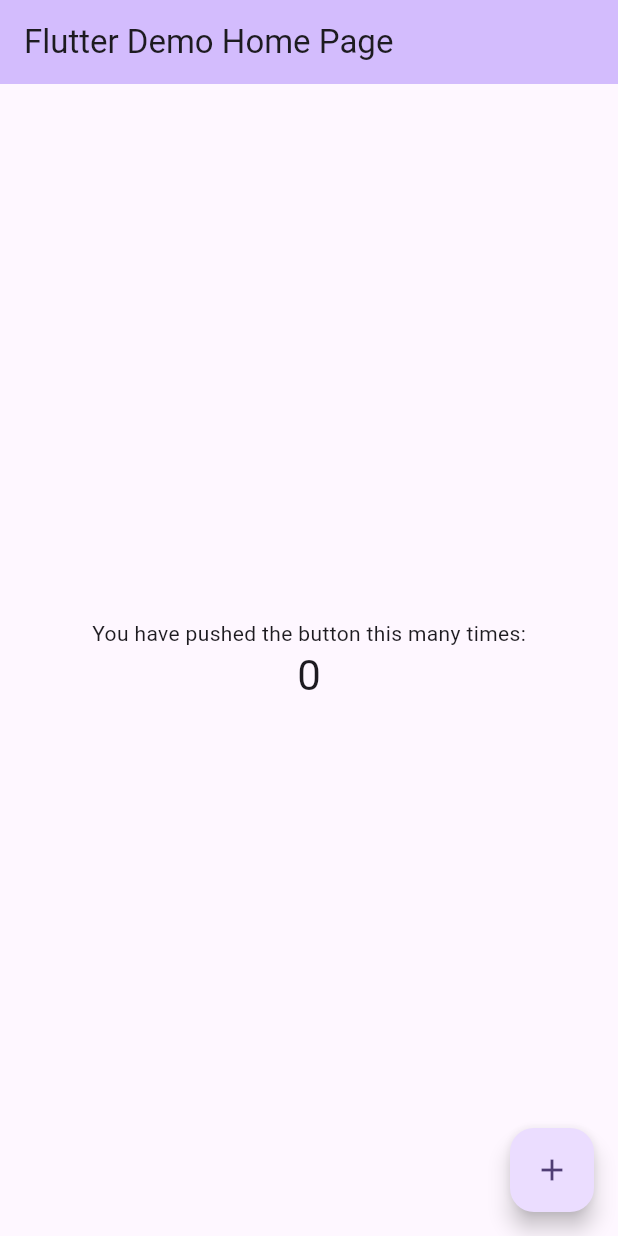
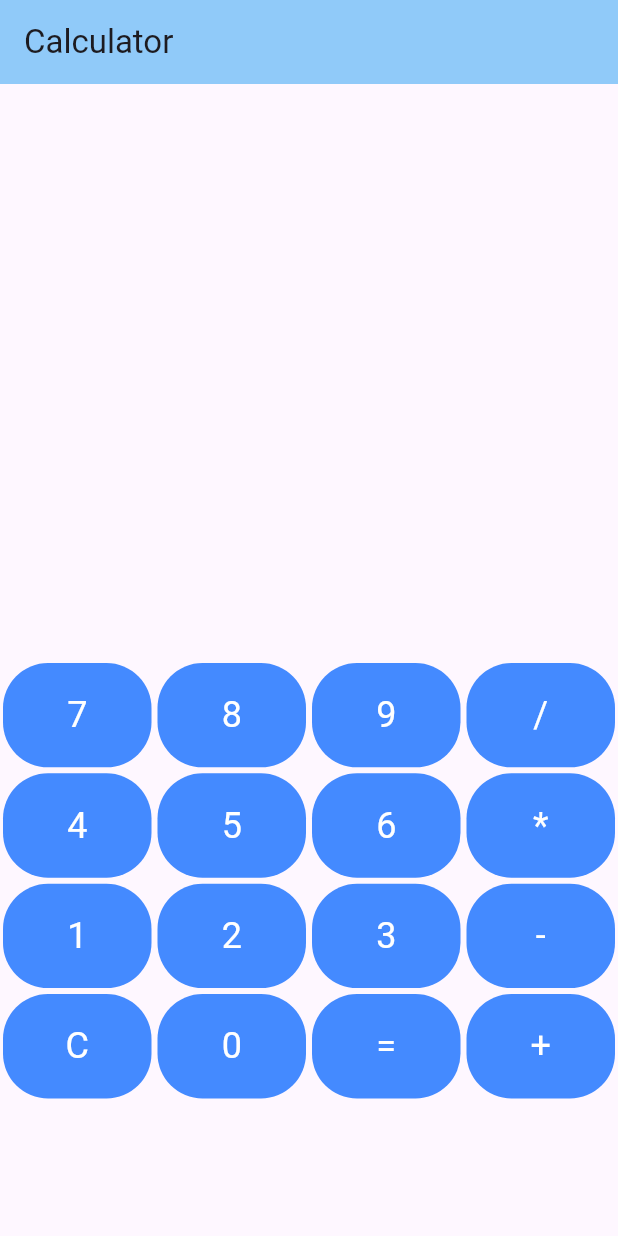
Before and after one commit to karim029/flutter-calculator-app, a Flutter app: the screen it shows after launch, on a phone screen of 412 x 824 dp. Run offline on Flutter 3.47's test engine with Material 3 defaults, Android fonts, the phone set to English and light mode, and no system bars; our stand-ins replace flutter_riverpod, riverpod; missing offline and left inert: expressions.

Commit message:
added design for the calculator screen

```diff
--- a/calculator_app/lib/core/utils/constants.dart
+++ b/calculator_app/lib/core/utils/constants.dart
@@ -0,0 +1,18 @@
+final buttons = [
+  '7',
+  '8',
+  '9',
+  '/',
+  '4',
+  '5',
+  '6',
+  '*',
+  '1',
+  '2',
+  '3',
+  '-',
+  'C',
+  '0',
+  '=',
+  '+'
+];
--- a/calculator_app/lib/main.dart
+++ b/calculator_app/lib/main.dart
@@ -1,7 +1,9 @@
+import 'package:calculator_app/presentation/screens/calculator_screen.dart';
 import 'package:flutter/material.dart';
+import 'package:flutter_riverpod/flutter_riverpod.dart';
 
 void main() {
-  runApp(const MyApp());
+  runApp(ProviderScope(child: const MyApp()));
 }
 
 class MyApp extends StatelessWidget {
@@ -12,114 +14,7 @@ class MyApp extends StatelessWidget {
   Widget build(BuildContext context) {
     return MaterialApp(
       title: 'Flutter Demo',
-      theme: ThemeData(
-        // This is the theme of your application.
-        //
-        // TRY THIS: Try running your application with "flutter run". You'll see
-        // the application has a purple toolbar. Then, without quitting the app,
-        // try changing the seedColor in the colorScheme below to Colors.green
-        // and then invoke "hot reload" (save your changes or press the "hot
-        // reload" button in a Flutter-supported IDE, or press "r" if you used
-        // the command line to start the app).
-        //
-        // Notice that the counter didn't reset back to zero; the application
-        // state is not lost during the reload. To reset the state, use hot
-        // restart instead.
-        //
-        // This works for code too, not just values: Most code changes can be
-        // tested with just a hot reload.
-        colorScheme: ColorScheme.fromSeed(seedColor: Colors.deepPurple),
-        useMaterial3: true,
-      ),
-      home: const MyHomePage(title: 'Flutter Demo Home Page'),
+      home: CalculatorScreen(),
     );
   }
 }
-
-class MyHomePage extends StatefulWidget {
-  const MyHomePage({super.key, required this.title});
-
-  // This widget is the home page of your application. It is stateful, meaning
-  // that it has a State object (defined below) that contains fields that affect
-  // how it looks.
-
-  // This class is the configuration for the state. It holds the values (in this
-  // case the title) provided by the parent (in this case the App widget) and
-  // used by the build method of the State. Fields in a Widget subclass are
-  // always marked "final".
-
-  final String title;
-
-  @override
-  State<MyHomePage> createState() => _MyHomePageState();
-}
-
-class _MyHomePageState extends State<MyHomePage> {
-  int _counter = 0;
-
-  void _incrementCounter() {
-    setState(() {
-      // This call to setState tells the Flutter framework that something has
-      // changed in this State, which causes it to rerun the build method below
-      // so that the display can reflect the updated values. If we changed
-      // _counter without calling setState(), then the build method would not be
-      // called again, and so nothing would appear to happen.
-      _counter++;
-    });
-  }
-
-  @override
-  Widget build(BuildContext context) {
-    // This method is rerun every time setState is called, for instance as done
-    // by the _incrementCounter method above.
-    //
-    // The Flutter framework has been optimized to make rerunning build methods
-    // fast, so that you can just rebuild anything that needs updating rather
-    // than having to individually change instances of widgets.
-    return Scaffold(
-      appBar: AppBar(
-        // TRY THIS: Try changing the color here to a specific color (to
-        // Colors.amber, perhaps?) and trigger a hot reload to see the AppBar
-        // change color while the other colors stay the same.
-        backgroundColor: Theme.of(context).colorScheme.inversePrimary,
-        // Here we take the value from the MyHomePage object that was created by
-        // the App.build method, and use it to set our appbar title.
-        title: Text(widget.title),
-      ),
-      body: Center(
-        // Center is a layout widget. It takes a single child and positions it
-        // in the middle of the parent.
-        child: Column(
-          // Column is also a layout widget. It takes a list of children and
-          // arranges them vertically. By default, it sizes itself to fit its
-          // children horizontally, and tries to be as tall as its parent.
-          //
-          // Column has various properties to control how it sizes itself and
-          // how it positions its children. Here we use mainAxisAlignment to
-          // center the children vertically; the main axis here is the vertical
-          // axis because Columns are vertical (the cross axis would be
-          // horizontal).
-          //
-          // TRY THIS: Invoke "debug painting" (choose the "Toggle Debug Paint"
-          // action in the IDE, or press "p" in the console), to see the
-          // wireframe for each widget.
-          mainAxisAlignment: MainAxisAlignment.center,
-          children: <Widget>[
-            const Text(
-              'You have pushed the button this many times:',
-            ),
-            Text(
-              '$_counter',
-              style: Theme.of(context).textTheme.headlineMedium,
-            ),
-          ],
-        ),
-      ),
-      floatingActionButton: FloatingActionButton(
-        onPressed: _incrementCounter,
-        tooltip: 'Increment',
-        child: const Icon(Icons.add),
-      ), // This trailing comma makes auto-formatting nicer for build methods.
-    );
-  }
-}
--- /dev/null
+++ b/calculator_app/lib/presentation/screens/calculator_screen.dart
@@ -0,0 +1,77 @@
+import 'package:calculator_app/core/utils/constants.dart';
+import 'package:flutter/material.dart';
+import 'package:flutter_riverpod/flutter_riverpod.dart';
+import 'package:calculator_app/presentation/view_models/calculator_viewmodel.dart';
+
+class CalculatorScreen extends ConsumerWidget {
+  const CalculatorScreen({super.key});
+
+  @override
+  Widget build(BuildContext context, WidgetRef ref) {
+    final viewModel = ref.watch(calculatorViewModelProvider);
+    final viewModelNotifier = ref.watch(calculatorViewModelProvider.notifier);
+
+    return Scaffold(
+      appBar: AppBar(
+        backgroundColor: Colors.blue[200],
+        title: const Text('Calculator'),
+      ),
+      body: Column(
+        children: [
+          Expanded(
+            child: Container(
+              alignment: Alignment.centerRight,
+              child: Text(
+                viewModel.expression,
+                style: TextStyle(fontSize: 24),
+              ),
+            ),
+          ),
+          Expanded(
+            child: Container(
+              padding: EdgeInsets.all(1),
+              alignment: Alignment.centerRight,
+              child: Text(
+                viewModel.result,
+                style: TextStyle(
+                  fontSize: 32,
+                  fontWeight: FontWeight.bold,
+                ),
+              ),
+            ),
+          ),
+          _buildButtonGrid(viewModelNotifier),
+        ],
+      ),
+    );
+  }
+
+  Widget _buildButtonGrid(CalculatorViewModel viewModel) {
+    return Expanded(
+      flex: 2,
+      child: GridView.builder(
+        gridDelegate: SliverGridDelegateWithFixedCrossAxisCount(
+            crossAxisCount: 4, childAspectRatio: 1.4),
+        itemCount: buttons.length, // Add itemCount to GridView.builder
+        itemBuilder: (context, index) {
+          return GestureDetector(
+            onTap: () => viewModel.onButtonPressed(buttons[index]),
+            child: Container(
+              margin: EdgeInsets.all(2),
+              decoration: BoxDecoration(
+                color: Colors.blueAccent,
+                borderRadius: BorderRadius.circular(30),
+              ),
+              child: Center(
+                child: Text(
+                  buttons[index],
+                  style: TextStyle(fontSize: 24, color: Colors.white),
+                ),
+              ),
+            ),
+          );
+        },
+      ),
+    );
+  }
+}
--- a/calculator_app/lib/presentation/view_models/calculator_viewmodel.dart
+++ b/calculator_app/lib/presentation/view_models/calculator_viewmodel.dart
@@ -2,9 +2,9 @@ import 'package:riverpod/riverpod.dart';
 import 'package:calculator_app/domain/use_cases/calculate_expression.dart';
 import 'package:calculator_app/data/models/calculator_model.dart';
 
-class CalculatorViewmodel extends StateNotifier<CalculatorModel> {
+class CalculatorViewModel extends StateNotifier<CalculatorModel> {
   final CalculateExpression calculateExpression;
-  CalculatorViewmodel(this.calculateExpression)
+  CalculatorViewModel(this.calculateExpression)
       : super(
           CalculatorModel(expression: '', result: ''),
         );
@@ -27,6 +27,6 @@ class CalculatorViewmodel extends StateNotifier<CalculatorModel> {
 }
 
 final calculatorViewModelProvider =
-    StateNotifierProvider<CalculatorViewmodel, CalculatorModel>((ref) {
-  return CalculatorViewmodel(CalculateExpression());
+    StateNotifierProvider<CalculatorViewModel, CalculatorModel>((ref) {
+  return CalculatorViewModel(CalculateExpression());
 });
--- a/calculator_app/pubspec.yaml
+++ b/calculator_app/pubspec.yaml
@@ -37,6 +37,7 @@ dependencies:
   cupertino_icons: ^1.0.8
   expressions: ^0.2.5+1
   riverpod: ^2.5.1
+  flutter_riverpod: ^2.5.1
 
 dev_dependencies:
   flutter_test:
```
Also changed, not shown: calculator_app/lib/core/utils/button_color_controller.dart (added), calculator_app/pubspec.lock.
